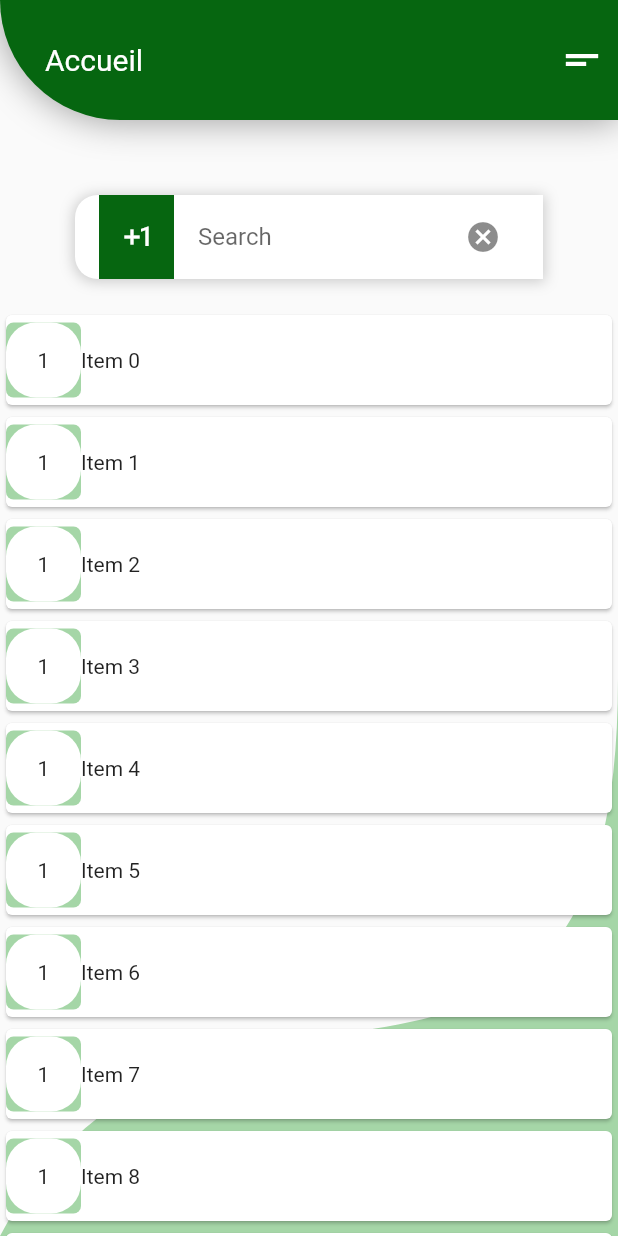
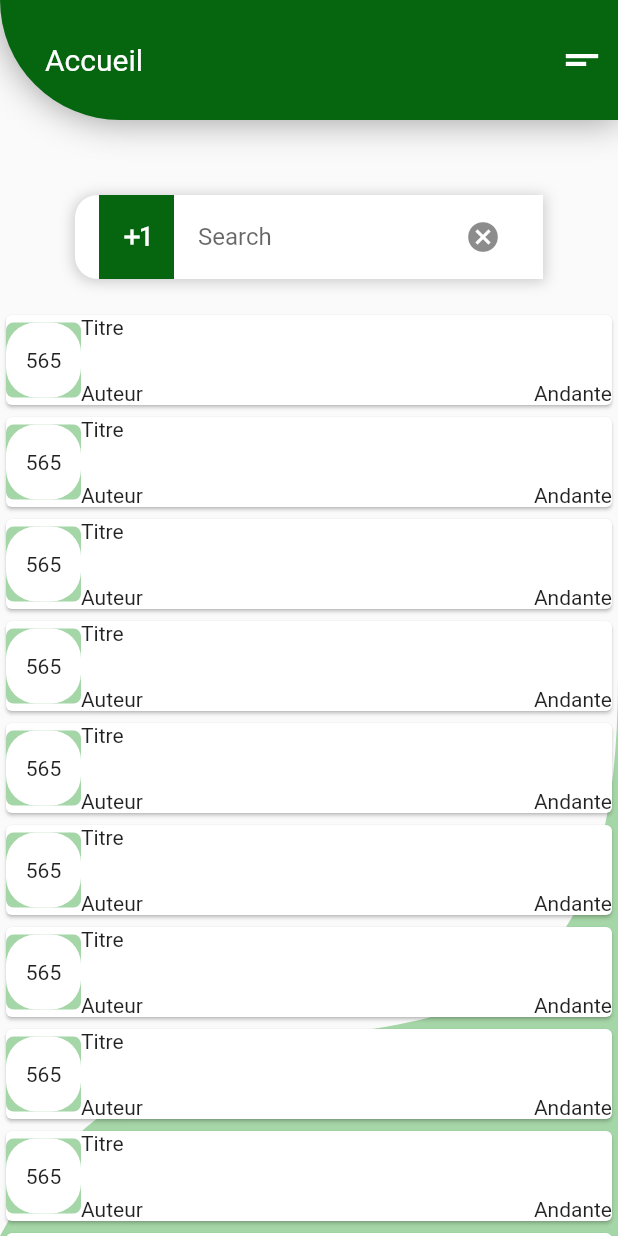
Before and after one commit to 7kit/hymnes, a Flutter app: the screen it shows after launch, on a phone screen of 412 x 824 dp. Run offline on Flutter 3.47's test engine with Material 2 defaults, Android fonts, the light colour scheme and no system bars; our stand-ins replace audioplayers, intro_slider, shared_preferences.

Commit message:
Redirecting Part

```diff
--- a/lib/Screens/HomeInput.dart
+++ b/lib/Screens/HomeInput.dart
@@ -1,6 +1,7 @@
 import 'package:flutter/cupertino.dart';
 import 'package:flutter/material.dart';
 
+import 'package:hymnes/Screens/UniqueOne.dart';
 class HomeInput extends StatefulWidget {
   @override
   _HomeInputState createState() => _HomeInputState();
@@ -12,12 +13,20 @@ class _HomeInputState extends State<HomeInput> {
   final items = List<String>.generate(20, (i) => "Item $i");
 
   Widget _cell(String title) {
-    return (
-      Card(
+    return (Card(
       color: Colors.white,
+      child: InkWell(
+        onTap: () {
+          Navigator.push(
+              context,
+              MaterialPageRoute(
+                builder: (context) => UniqueOne(
+                  numero: 1,
+                ),
+              ));
+        },
         child: Container(
             height: 60.0,
-
             child: Row(
               children: [
                 Container(
@@ -25,21 +34,38 @@ class _HomeInputState extends State<HomeInput> {
                   height: 50.0,
                   decoration: new BoxDecoration(
                       color: Colors.green.shade200,
-                borderRadius: BorderRadius.all(Radius.circular(5.0))
-              ),
+                      borderRadius: BorderRadius.all(Radius.circular(5.0))),
                   child: Container(
                     width: 40.0,
                     height: 40.0,
                     decoration: new BoxDecoration(
                         color: Colors.white,
-                borderRadius: BorderRadius.all(Radius.circular(20.0))
-              ),
-                child: Center(child: Text('1')),
+                        borderRadius: BorderRadius.all(Radius.circular(20.0))),
+                    child: Center(
+                      child: Text('565'),
                     ),
                   ),
-            Text(title)
+                ),
+                Expanded(
+                  child: Column(
+                    mainAxisAlignment: MainAxisAlignment.spaceBetween,
+                    crossAxisAlignment: CrossAxisAlignment.start,
+                    children: <Widget>[
+                      // titre de l'hymne
+                      Text('Titre'),
+                      // ligne pour les soustitres
+                      Row(
+                        mainAxisAlignment: MainAxisAlignment.spaceBetween,
+                        children: <Widget>[
+                          Text('Auteur'),
+                          Text('Andante'),
                         ],
                       )
+                    ],
+                  ),
+                )
+              ],
+            )),
       ),
     ));
   }
--- a/lib/main.dart
+++ b/lib/main.dart
@@ -3,6 +3,7 @@ import 'package:hymnes/Screens/FavorisClass.dart';
 import 'package:hymnes/Screens/SearchClass.dart';
 import 'package:hymnes/Screens/NumericClass.dart';
 import 'package:hymnes/Screens/AlphabeticClass.dart';
+import 'package:hymnes/Screens/UniqueOne.dart';
 import 'Screens/UniqueLectureClass.dart';
 import 'HymnesBrain.dart';
 import 'package:flutter/services.dart';
@@ -32,6 +33,7 @@ class MyApp extends StatelessWidget {
           "/numeric" : (BuildContext context) => new NumericClass(),
           "/alphabetic" : (BuildContext context) => new AlphabeticClass(),
           "/unique" : (BuildContext context) => new UniqueLectureClass(numero: 1,),
+          "/uniqueOne" : (BuildContext context) => new UniqueOne(numero: 1,),
         },
         theme: ThemeData(
           primarySwatch: Colors.blue,
```
Also changed, not shown: lib/Screens/UniqueOne.dart (+5 -4 lines), 1 other file. Lines whose indentation alone changed are shown as unchanged.
